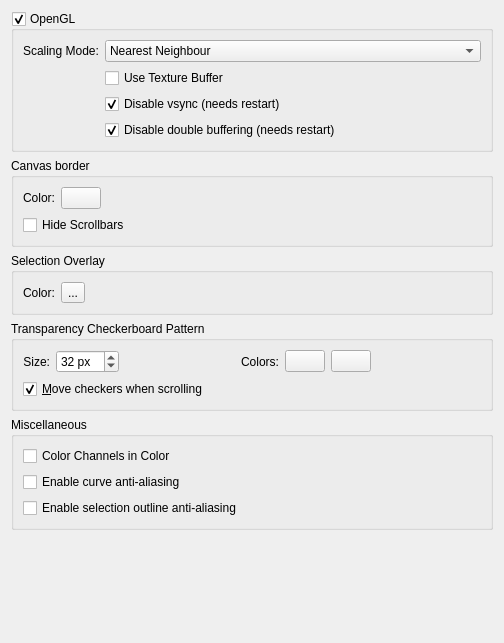
Before: the Qt Designer form krita/ui/forms/wdgdisplaysettings.ui in KDE/krita, drawn with Qt 5.
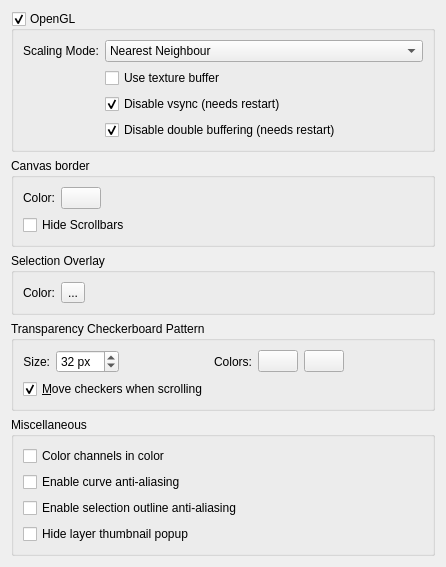
After: the same form once the commit is applied. Custom widgets are drawn as their Qt base class.

Commit message:
Fixed Bug 342168 - configure the "on hover" layer thumbnail popup
Added a new global setting "Hide layer thumbnail popup", when enabled,
suppresses all tooltip popups in KisDocumentSelectionDelegate

Thanks Aleksander Demko for the patch!

BUG:342168
REVIEW:122284

```diff
--- a/krita/ui/forms/wdgdisplaysettings.ui
+++ b/krita/ui/forms/wdgdisplaysettings.ui
@@ -6,8 +6,8 @@
    <rect>
     <x>0</x>
     <y>0</y>
-    <width>504</width>
-    <height>643</height>
+    <width>446</width>
+    <height>563</height>
    </rect>
   </property>
   <property name="sizePolicy">
@@ -29,7 +29,7 @@
       <item>
        <widget class="QCheckBox" name="chkChannelsAsColor">
         <property name="text">
-         <string>Color Channels in Color</string>
+         <string>Color channels in color</string>
         </property>
         <property name="checked">
          <bool>false</bool>
@@ -50,6 +50,13 @@
         </property>
        </widget>
       </item>
+      <item>
+       <widget class="QCheckBox" name="chkHidePopups">
+        <property name="text">
+         <string>Hide layer thumbnail popup</string>
+        </property>
+       </widget>
+      </item>
      </layout>
     </widget>
    </item>
@@ -264,7 +271,7 @@
          <string>&lt;html&gt;&lt;head/&gt;&lt;body&gt;&lt;p&gt;Use Texture Buffering. This can be faster on some GPU/Driver combinations (like Intel) or broken on some others (like AMD/Radeon).&lt;/p&gt;&lt;/body&gt;&lt;/html&gt;</string>
         </property>
         <property name="text">
-         <string>Use Texture Buffer</string>
+         <string>Use texture buffer</string>
         </property>
        </widget>
       </item>
```
The commit also changes 4 other files.
